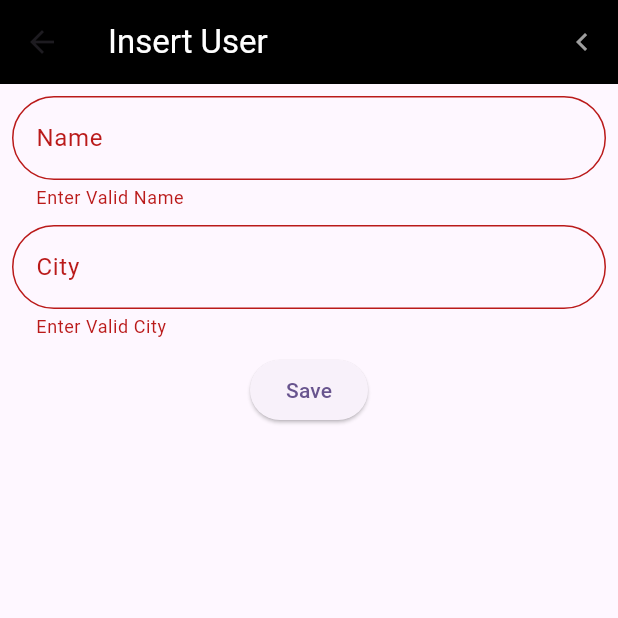
After one commit to aasthabhojani1104/Myntra-Flutter-App, a Flutter app: the InsertUserPage screen opened directly, after a tap on "Save", on a phone screen of 412 x 824 dp, the top half of it. The commit adds this screen. Run offline on Flutter 3.47's test engine with Material 3 defaults, Android fonts, the light colour scheme and no system bars; our stand-ins replace carousel_slider, sqflite; missing offline and left inert: untitled; accounts and stored records are empty; statements that could not run were skipped.

Commit message:
database

```diff
--- /dev/null
+++ b/lib/Screen/insert_user_page.dart
@@ -0,0 +1,96 @@
+import 'package:flutter/material.dart';
+import 'package:untitled/Screen/user_list_page.dart';
+import 'package:untitled/my_db/mydatabase.dart';
+
+class InsertUserPage extends StatelessWidget {
+   InsertUserPage({super.key,String? userName, String? city,});
+
+  GlobalKey<FormState> _formKey = GlobalKey();
+   Mydatabase db = Mydatabase();
+  TextEditingController nameController = TextEditingController();
+  TextEditingController cityController = TextEditingController();
+
+  @override
+  Widget build(BuildContext context) {
+    return Scaffold(
+      appBar: AppBar(
+        backgroundColor: Colors.black,
+        title: Text(
+          'Insert User',
+          style: TextStyle(color: Colors.white),
+        ),
+        actions: [
+          IconButton(onPressed: () {
+            Navigator.of(context).push(MaterialPageRoute(builder: (context) {
+              return UserListPage();
+            }));
+          }, icon: Icon(Icons.keyboard_arrow_left,color: Colors.grey,))
+        ],
+      ),
+      body: Form(
+        key: _formKey,
+        child: Padding(
+          padding: const EdgeInsets.all(8.0),
+          child: Column(
+            children: [
+              TextFormField(
+                controller: nameController,
+                validator: (value) {
+                  if (value!.isEmpty) {
+                    return 'Enter Valid Name';
+                  }
+                  return null;
+                },
+                decoration: InputDecoration(
+                  labelText: 'Name',
+                  hintText: 'Enter User Name',
+                  border: OutlineInputBorder(
+                    borderRadius: BorderRadius.circular(
+                      50,
+                    ),
+                  ),
+                ),
+              ),
+              SizedBox(
+                height: 10,
+              ),
+              TextFormField(
+                controller: cityController,
+                validator: (value) {
+                  if (value!.isEmpty) {
+                    return 'Enter Valid City';
+                  }
+                  return null;
+                },
+                decoration: InputDecoration(
+                  labelText: 'City',
+                  hintText: 'Enter City Name',
+                  border: OutlineInputBorder(
+                    borderRadius: BorderRadius.circular(
+                      50,
+                    ),
+                  ),
+                ),
+              ),
+              SizedBox(
+                height: 10,
+              ),
+              ElevatedButton(
+                onPressed: () async {
+                  if (_formKey.currentState!.validate()) {
+                    int primaeyKey = await db.insertUserInTBLUser(
+                      name: nameController.text.toString(),
+                      city: cityController.text.toString(),
+                    );
+                    print('::::PRIMARY KEY ::: $primaeyKey');
+                  }
+                },
+                child: Text('Save'),
+              ),
+            ],
+          ),
+        ),
+      ),
+    );
+  }
+}
--- /dev/null
+++ b/lib/my_db/mydatabase.dart
@@ -0,0 +1,21 @@
+import 'package:sqflite/sqflite.dart';
+
+class Mydatabase{
+  Future<Database> initDatabase()async{
+   return await openDatabase('$getDatabasesPath()|mydatabase.db',version: 1,onCreate: (db, version) {
+     db.execute('CREATE TABLE Tbl_User(UserId INTEGER PRIMARY KEY AUTOINCREMENT,Name Text,City Text)');
+   },);
+  }
+
+  Future<int> insertUserInTBLUser({required name, required city}) async {
+    Database db = await initDatabase();
+    Map<String, dynamic> map = {};
+    map['Name'] = name;
+    map['City'] = city;
+    return await db.insert('TBL_USER', map);
+  }
+  Future<List<Map<String, Object?>>> getUserListFromTBLUser() async {
+    return await (await initDatabase()).rawQuery('SELECT * FROM TBL_USER');
+  }
+
+}
```
Also changed, not shown: lib/Screen/user_list_page.dart (added, +76 -0 lines), lib/main.dart (+57 -36 lines).
